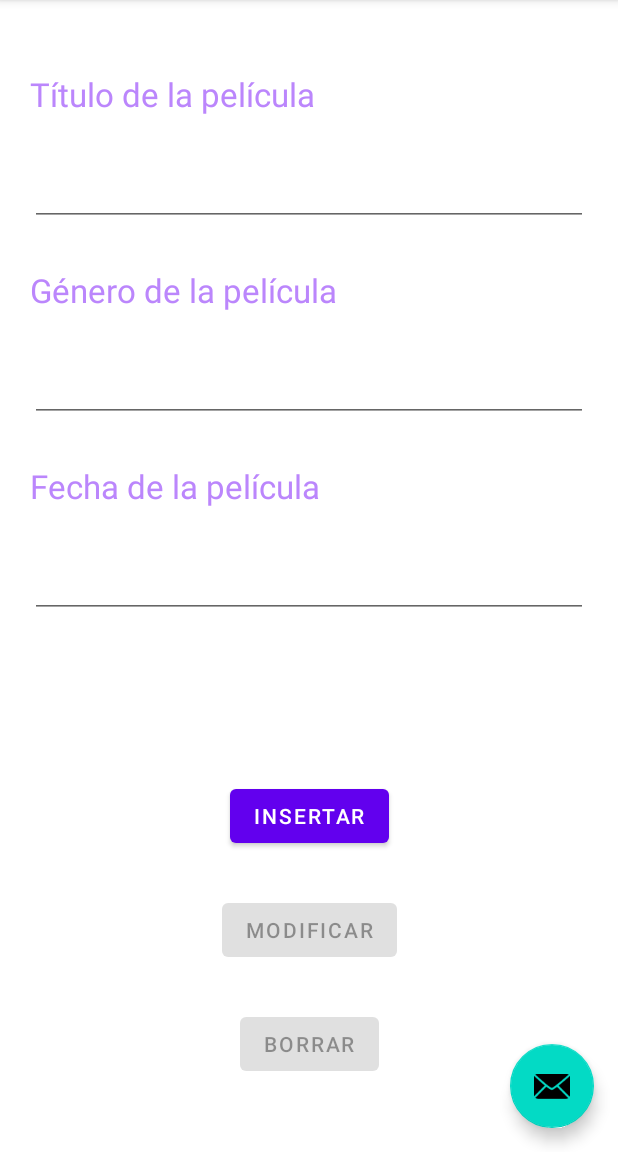
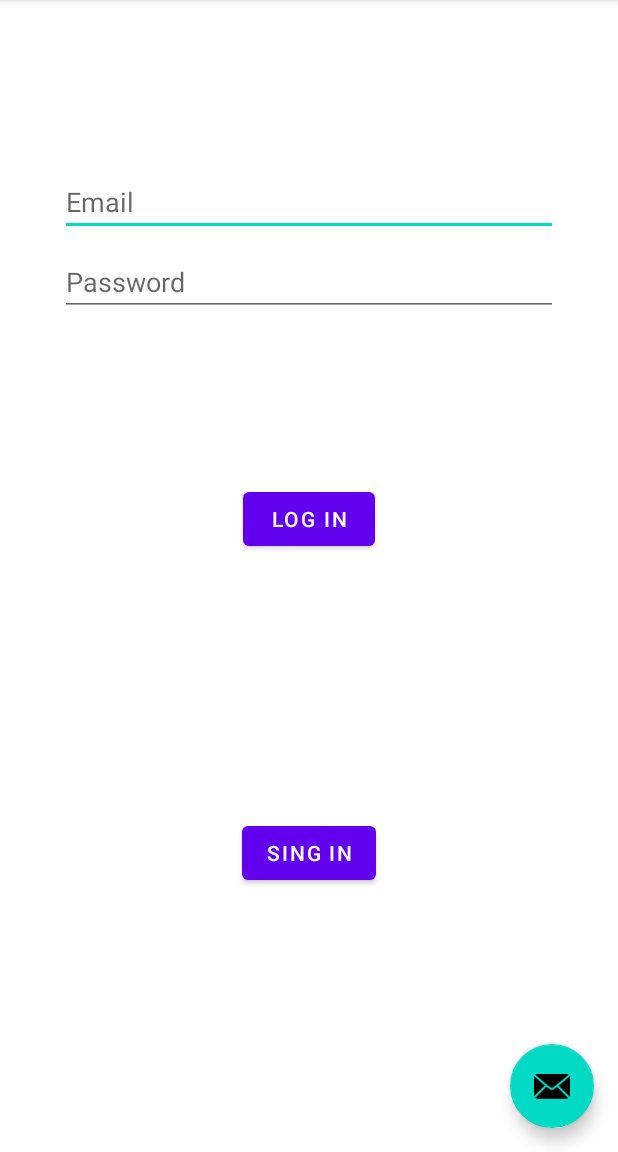
Before and after one commit to maiderDiazSalinas/RecyclerView, an Android app: the screen it shows after launch (MainActivity), after a tap on "Insertar", on a phone screen of 412 x 824 dp, the part 84-1236 px from its top. Run offline under Robolectric (Android 15) with nearby library versions, the phone set to English and light mode, and no system bars; 1 statement that could not run was skipped.

Commit message:
login con shared preferences y guardar peliculas en un fichero interno

```diff
--- a/app/build.gradle
+++ b/app/build.gradle
@@ -42,6 +42,11 @@ dependencies {
     implementation 'androidx.navigation:navigation-fragment-ktx:2.3.2'
     implementation 'androidx.navigation:navigation-ui-ktx:2.3.2'
     implementation 'androidx.recyclerview:recyclerview:1.1.0'
+    implementation 'androidx.annotation:annotation:1.1.0'
+    implementation 'androidx.lifecycle:lifecycle-livedata-ktx:2.2.0'
+    implementation 'androidx.lifecycle:lifecycle-viewmodel-ktx:2.2.0'
+
+    implementation 'androidx.preference:preference-ktx:1.1.1'
     testImplementation 'junit:junit:4.13.1'
     androidTestImplementation 'androidx.test.ext:junit:1.1.2'
     androidTestImplementation 'androidx.test.espresso:espresso-core:3.3.0'
--- a/app/src/main/java/com/example/recyclerview/MainActivity.kt
+++ b/app/src/main/java/com/example/recyclerview/MainActivity.kt
@@ -51,4 +51,9 @@ class MainActivity : AppCompatActivity() {
         }
     }
 
+    override fun onPause() {
+        super.onPause()
+        (application as Aplicacion).GuardarDatos()
+    }
+
 }
--- a/app/src/main/java/com/example/recyclerview/SecondFragment.kt
+++ b/app/src/main/java/com/example/recyclerview/SecondFragment.kt
@@ -50,6 +50,7 @@ class SecondFragment : Fragment() {
             if (validar(view)){
                 (activity?.application as Aplicacion).listaPeliculas.add(Pelicula(titulo.text.toString(), genero.text.toString(), fecha.text.toString()))
                 Toast.makeText(activity,"Pelicula creada",Toast.LENGTH_SHORT).show()
+                (activity as MainActivity).navHost.navController.navigate(R.id.action_SecondFragment_to_FirstFragment)
             }
         }
 
@@ -61,6 +62,7 @@ class SecondFragment : Fragment() {
                     (activity?.application as Aplicacion).listaPeliculas[posicion].genero = genero.text.toString()
                     (activity?.application as Aplicacion).listaPeliculas[posicion].fecha = fecha.text.toString()
                     Toast.makeText(activity,"Pelicula modificada",Toast.LENGTH_SHORT).show()
+                    (activity as MainActivity).navHost.navController.navigate(R.id.action_SecondFragment_to_FirstFragment)
                 }
             }
         }
@@ -70,6 +72,7 @@ class SecondFragment : Fragment() {
             if (posicion!=null) {
                 (activity?.application as Aplicacion).listaPeliculas.removeAt(posicion)
                 Toast.makeText(activity,"Pelicula eliminada",Toast.LENGTH_SHORT).show()
+                (activity as MainActivity).navHost.navController.navigate(R.id.action_SecondFragment_to_FirstFragment)
             }
         }
 
--- /dev/null
+++ b/app/src/main/java/com/example/recyclerview/ui/login/LoginFragment.kt
@@ -0,0 +1,88 @@
+package com.example.recyclerview.ui.login
+
+import android.content.Context
+import android.content.SharedPreferences
+import androidx.lifecycle.Observer
+import androidx.lifecycle.ViewModelProvider
+import androidx.annotation.StringRes
+import androidx.fragment.app.Fragment
+import android.os.Bundle
+import android.text.Editable
+import android.text.TextWatcher
+import android.view.LayoutInflater
+import android.view.View
+import android.view.ViewGroup
+import android.view.inputmethod.EditorInfo
+import android.widget.Button
+import android.widget.EditText
+import android.widget.ProgressBar
+import android.widget.Toast
+import com.example.recyclerview.MainActivity
+
+import com.example.recyclerview.R
+
+class LoginFragment : Fragment() {
+
+    var sharedPref: SharedPreferences? = null
+    lateinit var usuario:EditText
+    lateinit var clave:EditText
+
+    override fun onCreateView(
+            inflater: LayoutInflater,
+            container: ViewGroup?,
+            savedInstanceState: Bundle?
+    ): View? {
+        return inflater.inflate(R.layout.fragment_login, container, false)
+    }
+
+    override fun onViewCreated(view: View, savedInstanceState: Bundle?) {
+        super.onViewCreated(view, savedInstanceState)
+
+        usuario = view.findViewById<EditText>(R.id.login_username)
+        clave = view.findViewById<EditText>(R.id.login_password)
+        val loginButton = view.findViewById<Button>(R.id.login_bLogin)
+        val singinButton= view.findViewById<Button>(R.id.login_bSingin)
+        val loadingProgressBar = view.findViewById<ProgressBar>(R.id.loading)
+
+        sharedPref = activity?.getPreferences(Context.MODE_PRIVATE)
+
+        loginButton.setOnClickListener {
+            if (Validar()){
+                loadingProgressBar.visibility = View.VISIBLE
+                Comprobar()
+            }
+        }
+
+        singinButton.setOnClickListener {
+            if(Validar()){
+                val editor = sharedPref?.edit()
+                editor?.putString("user",usuario.text.toString())
+                editor?.putString("password",clave.text.toString())
+                editor?.apply()
+                Toast.makeText(activity as Context, "usuario insertado", Toast.LENGTH_SHORT).show()
+            }
+        }
+
+    }
+
+    fun Comprobar(){
+        val usuario =  sharedPref?.getString("user","valor predefinido")
+        val password =  sharedPref?.getString("password","valor predefinido")
+        if(this.usuario.text.toString()==usuario && this.clave.text.toString()==password){
+            (activity as MainActivity).navHost.navController.navigate(R.id.action_loginFragment_to_FirstFragment)
+        }
+        else{
+            Toast.makeText(activity as Context, "usuario y contraseñas no validas", Toast.LENGTH_SHORT).show()
+        }
+    }
+
+    fun Validar():Boolean{
+        if(usuario.text.toString().isNotEmpty() && clave.text.toString().isNotEmpty()) return true
+        else{
+            Toast.makeText(activity as Context, "Tienes que insertar usuario y contraseña", Toast.LENGTH_SHORT).show()
+            return false
+        }
+    }
+
+
+}
--- /dev/null
+++ b/app/src/main/res/layout/fragment_login.xml
@@ -0,0 +1,91 @@
+<?xml version="1.0" encoding="utf-8"?>
+<androidx.constraintlayout.widget.ConstraintLayout xmlns:android="http://schemas.android.com/apk/res/android"
+    xmlns:app="http://schemas.android.com/apk/res-auto"
+    xmlns:tools="http://schemas.android.com/tools"
+    android:id="@+id/container"
+    android:layout_width="match_parent"
+    android:layout_height="match_parent"
+    android:paddingLeft="@dimen/fragment_horizontal_margin"
+    android:paddingTop="@dimen/fragment_vertical_margin"
+    android:paddingRight="@dimen/fragment_horizontal_margin"
+    android:paddingBottom="@dimen/fragment_vertical_margin"
+    tools:context=".ui.login.LoginFragment">
+
+    <EditText
+        android:id="@+id/login_username"
+        android:layout_width="0dp"
+        android:layout_height="wrap_content"
+        android:layout_marginStart="24dp"
+        android:layout_marginTop="96dp"
+        android:layout_marginEnd="24dp"
+        android:hint="@string/prompt_email"
+        android:inputType="textEmailAddress"
+        android:selectAllOnFocus="true"
+        app:layout_constraintEnd_toEndOf="parent"
+        app:layout_constraintStart_toStartOf="parent"
+        app:layout_constraintTop_toTopOf="parent" />
+
+    <EditText
+        android:id="@+id/login_password"
+        android:layout_width="0dp"
+        android:layout_height="wrap_content"
+        android:layout_marginStart="24dp"
+        android:layout_marginTop="8dp"
+        android:layout_marginEnd="24dp"
+        android:hint="@string/prompt_password"
+        android:imeActionLabel="@string/action_sign_in_short"
+        android:imeOptions="actionDone"
+        android:inputType="textPassword"
+        android:selectAllOnFocus="true"
+        app:layout_constraintEnd_toEndOf="parent"
+        app:layout_constraintStart_toStartOf="parent"
+        app:layout_constraintTop_toBottomOf="@+id/login_username" />
+
+    <Button
+        android:id="@+id/login_bLogin"
+        android:layout_width="wrap_content"
+        android:layout_height="wrap_content"
+        android:layout_gravity="start"
+        android:layout_marginStart="48dp"
+        android:layout_marginTop="16dp"
+        android:layout_marginEnd="48dp"
+        android:layout_marginBottom="64dp"
+        android:text="@string/log_in"
+        app:layout_constraintBottom_toTopOf="@id/login_bSingin"
+        app:layout_constraintEnd_toEndOf="parent"
+        app:layout_constraintStart_toStartOf="parent"
+        app:layout_constraintTop_toBottomOf="@+id/login_password"
+        app:layout_constraintVertical_bias="0.2" />
+
+    <Button
+        android:id="@+id/login_bSingin"
+        android:layout_width="wrap_content"
+        android:layout_height="wrap_content"
+        android:layout_gravity="start"
+        android:layout_marginStart="48dp"
+        android:layout_marginTop="16dp"
+        android:layout_marginEnd="48dp"
+        android:layout_marginBottom="64dp"
+        android:text="@string/sing_in"
+        app:layout_constraintBottom_toBottomOf="parent"
+        app:layout_constraintEnd_toEndOf="parent"
+        app:layout_constraintStart_toStartOf="parent"
+        app:layout_constraintTop_toBottomOf="@+id/login_bLogin"
+        app:layout_constraintVertical_bias="0.2" />
+
+    <ProgressBar
+        android:id="@+id/loading"
+        android:layout_width="wrap_content"
+        android:layout_height="wrap_content"
+        android:layout_gravity="center"
+        android:layout_marginStart="32dp"
+        android:layout_marginTop="64dp"
+        android:layout_marginEnd="32dp"
+        android:layout_marginBottom="64dp"
+        android:visibility="gone"
+        app:layout_constraintBottom_toBottomOf="parent"
+        app:layout_constraintEnd_toEndOf="@+id/login_password"
+        app:layout_constraintStart_toStartOf="@+id/login_password"
+        app:layout_constraintTop_toTopOf="parent"
+        app:layout_constraintVertical_bias="0.3" />
+</androidx.constraintlayout.widget.ConstraintLayout>
--- a/app/src/main/res/navigation/nav_graph.xml
+++ b/app/src/main/res/navigation/nav_graph.xml
@@ -3,7 +3,7 @@
     xmlns:app="http://schemas.android.com/apk/res-auto"
     xmlns:tools="http://schemas.android.com/tools"
     android:id="@+id/nav_graph"
-    app:startDestination="@id/FirstFragment">
+    app:startDestination="@id/loginFragment">
 
     <fragment
         android:id="@+id/FirstFragment"
@@ -25,4 +25,13 @@
             android:id="@+id/action_SecondFragment_to_FirstFragment"
             app:destination="@id/FirstFragment" />
     </fragment>
+    <fragment
+        android:id="@+id/loginFragment"
+        android:name="com.example.recyclerview.ui.login.LoginFragment"
+        android:label="fragment_login"
+        tools:layout="@layout/fragment_login" >
+        <action
+            android:id="@+id/action_loginFragment_to_FirstFragment"
+            app:destination="@id/FirstFragment" />
+    </fragment>
 </navigation>
--- a/app/src/main/res/values/dimens.xml
+++ b/app/src/main/res/values/dimens.xml
@@ -1,3 +1,6 @@
 <resources>
     <dimen name="fab_margin">16dp</dimen>
+    <!-- Default screen margins, per the Android Design guidelines. -->
+    <dimen name="fragment_horizontal_margin">16dp</dimen>
+    <dimen name="fragment_vertical_margin">16dp</dimen>
 </resources>
--- a/app/src/main/res/values/strings.xml
+++ b/app/src/main/res/values/strings.xml
@@ -16,4 +16,15 @@
     <string name="action_insertar">Insertar</string>
     <string name="action_modificar">Modificar</string>
     <string name="action_borrar">Borrar</string>
+    <!-- Strings related to login -->
+    <string name="prompt_email">Email</string>
+    <string name="prompt_password">Password</string>
+    <string name="action_sign_in">Sign in or register</string>
+    <string name="action_sign_in_short">Sign in</string>
+    <string name="welcome">"Welcome!"</string>
+    <string name="invalid_username">Not a valid username</string>
+    <string name="invalid_password">Password must be >5 characters</string>
+    <string name="login_failed">"Login failed"</string>
+    <string name="sing_in">Sing in</string>
+    <string name="log_in">Log in</string>
 </resources>
```
Also changed, not shown: app/src/main/java/com/example/recyclerview/Aplicacion.kt (+63 -2 lines).
